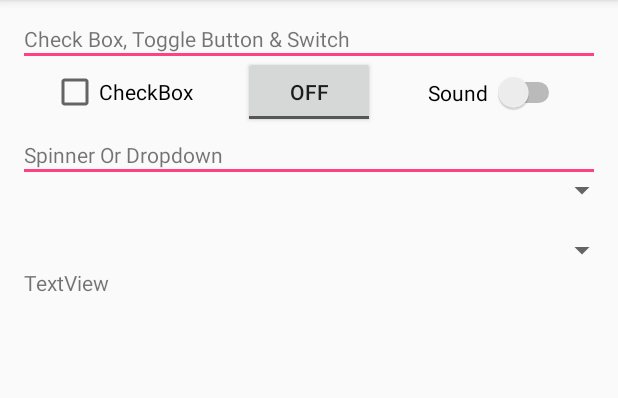
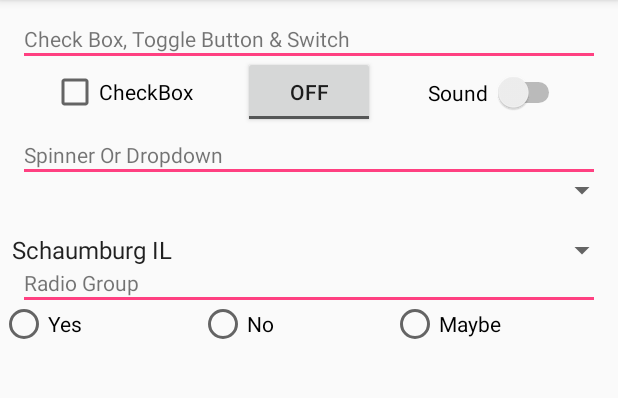
Before and after one commit to axayptl/ItExps-Internship, an Android app: the Tutorial3Activity screen opened directly, with no data from a screen before it, on a phone screen of 412 x 824 dp, the part 84-482 px from its top. Run offline under Robolectric (Android 15) with nearby library versions, the phone set to English and light mode, and no system bars.

Commit message:
Working on tutorial 3

```diff
--- a/BasicTutorials/app/src/main/java/com/itexps/basictutorials/Tutorial3Activity.java
+++ b/BasicTutorials/app/src/main/java/com/itexps/basictutorials/Tutorial3Activity.java
@@ -1,13 +1,113 @@
 package com.itexps.basictutorials;
 
+import android.support.annotation.IdRes;
 import android.support.v7.app.AppCompatActivity;
 import android.os.Bundle;
+import android.view.View;
+import android.widget.AdapterView;
+import android.widget.ArrayAdapter;
+import android.widget.CheckBox;
+import android.widget.CompoundButton;
+import android.widget.RadioGroup;
+import android.widget.Spinner;
+import android.widget.SpinnerAdapter;
+import android.widget.Switch;
+import android.widget.Toast;
+import android.widget.ToggleButton;
 
-public class Tutorial3Activity extends AppCompatActivity {
+public class Tutorial3Activity extends AppCompatActivity implements AdapterView.OnItemSelectedListener, CompoundButton.OnCheckedChangeListener, RadioGroup.OnCheckedChangeListener {
+
+    private CheckBox checkBox;
+    private ToggleButton toggleButton;
+    private Switch aSwitch;
+
+    private Spinner  spinner1;
+
+    private Spinner spinner2;
+
+    private RadioGroup radioGroup;
 
     @Override
     protected void onCreate(Bundle savedInstanceState) {
         super.onCreate(savedInstanceState);
         setContentView(R.layout.activity_tutorial3);
+
+        this.checkBox= (CheckBox) findViewById(R.id.checkBox);
+        this.toggleButton= (ToggleButton) findViewById(R.id.toggleButton);
+        this.aSwitch= (Switch) findViewById(R.id.switch1);
+
+        this.spinner1= (Spinner) findViewById(R.id.spinner1);
+        this.spinner2= (Spinner) findViewById(R.id.spinner2);
+
+        this.radioGroup= (RadioGroup) findViewById(R.id.radioGroup);
+
+        String[] selectionItems=new String[]{"Schaumburg IL","Niles IL", "Chicago IL","Desplain IL","Mt Prospect IL",};
+        ArrayAdapter<String> adapter =new ArrayAdapter<String>(this,android.R.layout.simple_spinner_item,selectionItems);
+        this.spinner2.setAdapter(adapter);
+
+
+        this.checkBox.setOnCheckedChangeListener(this);
+        this.toggleButton.setOnCheckedChangeListener(this);
+        this.aSwitch.setOnCheckedChangeListener(this);
+
+
+        this.spinner1.setOnItemSelectedListener(this);
+        this.spinner2.setOnItemSelectedListener(this);
+
+        this.radioGroup.setOnCheckedChangeListener(this);
+    }
+
+    @Override
+    public void onItemSelected(AdapterView<?> parent, View view, int position, long id) {
+        if(parent.getId()==R.id.spinner1)
+        {
+            String item= (String) parent.getSelectedItem();
+            Toast.makeText(this,item,Toast.LENGTH_SHORT).show();
+        }else if(parent.getId()==R.id.spinner2)
+        {
+            String item= (String) parent.getSelectedItem();
+            Toast.makeText(this,item,Toast.LENGTH_SHORT).show();
+
+        }
+    }
+
+    @Override
+    public void onNothingSelected(AdapterView<?> parent) {
+
+    }
+
+    @Override
+    public void onCheckedChanged(CompoundButton buttonView, boolean isChecked) {
+
+
+        if(buttonView.getId()==R.id.checkBox)
+        {
+            Toast.makeText(this,"Checkbox Status= "+isChecked,Toast.LENGTH_SHORT).show();
+
+        }else if(buttonView.getId()==R.id.toggleButton)
+        {
+            Toast.makeText(this,"Toggle button Status= "+isChecked,Toast.LENGTH_SHORT).show();
+
+        }else if(buttonView.getId()==R.id.switch1)
+        {
+            Toast.makeText(this,"Switch button Status= "+isChecked,Toast.LENGTH_SHORT).show();
+
+        }
+    }
+
+    @Override
+    public void onCheckedChanged(RadioGroup group, @IdRes int checkedId) {
+        if (R.id.radioButton_1==checkedId) {
+
+            Toast.makeText(this,"Yay You checked Yes",Toast.LENGTH_SHORT).show();
+
+        } else if (R.id.radioButton_2==checkedId)
+        {
+            Toast.makeText(this,"Why!!! Why You Checked No",Toast.LENGTH_SHORT).show();
+        }else if (R.id.radioButton_3==checkedId)
+        {
+
+            Toast.makeText(this,"You are still confused??",Toast.LENGTH_SHORT).show();
+        }
     }
 }
--- a/BasicTutorials/app/src/main/res/layout/activity_tutorial3.xml
+++ b/BasicTutorials/app/src/main/res/layout/activity_tutorial3.xml
@@ -124,12 +124,57 @@
 
     <TextView
         android:id="@+id/textView3"
+        android:text="Radio Group"
         android:layout_width="wrap_content"
         android:layout_height="wrap_content"
-        android:text="TextView"
+        android:layout_marginLeft="16dp"
         android:layout_marginTop="0dp"
-        app:layout_constraintTop_toBottomOf="@+id/spinner2"
+        app:layout_constraintLeft_toLeftOf="parent"
+        app:layout_constraintTop_toBottomOf="@+id/spinner2" />
+    <View
+        android:layout_width="0dp"
+        android:layout_height="2dp"
+        android:background="@color/colorAccent"
+        android:id="@+id/view3"
+        android:layout_marginStart="16dp"
+        android:layout_marginEnd="16dp"
+        app:layout_constraintTop_toBottomOf="@+id/textView3"
+        app:layout_constraintRight_toRightOf="parent"
+        app:layout_constraintLeft_toLeftOf="parent"
         android:layout_marginLeft="16dp"
-        app:layout_constraintLeft_toLeftOf="parent" />
+        android:layout_marginRight="16dp"
+       />
+    <RadioGroup
+        android:id="@+id/radioGroup"
+        android:layout_width="0dp"
+        android:layout_height="wrap_content"
+        app:layout_constraintTop_toBottomOf="@+id/view3"
+        app:layout_constraintRight_toRightOf="parent"
+        app:layout_constraintLeft_toLeftOf="parent"
+        android:weightSum="3"
+        app:layout_constraintHorizontal_bias="1.0"
+        android:orientation="horizontal"
+        >
+        <RadioButton
+            android:layout_width="wrap_content"
+            android:layout_weight="1"
+            android:layout_height="wrap_content"
+            android:text="Yes"
+            android:id="@+id/radioButton_1"/>
+
+        <RadioButton
+            android:layout_width="wrap_content"
+            android:layout_height="wrap_content"
+            android:layout_weight="1"
+            android:text="No"
+            android:id="@+id/radioButton_2"/>
+
+        <RadioButton
+            android:layout_width="wrap_content"
+            android:layout_height="wrap_content"
+            android:layout_weight="1"
+            android:text="Maybe"
+            android:id="@+id/radioButton_3"/>
+    </RadioGroup>
 </android.support.constraint.ConstraintLayout>
 </android.support.v4.widget.NestedScrollView>
```
